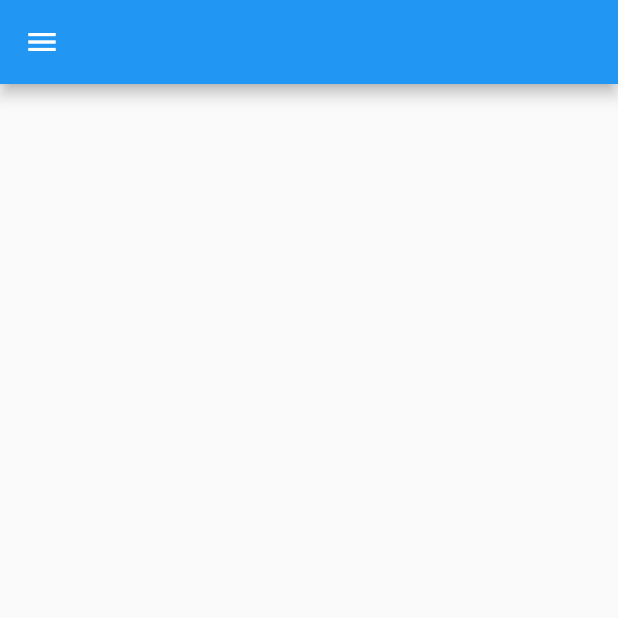
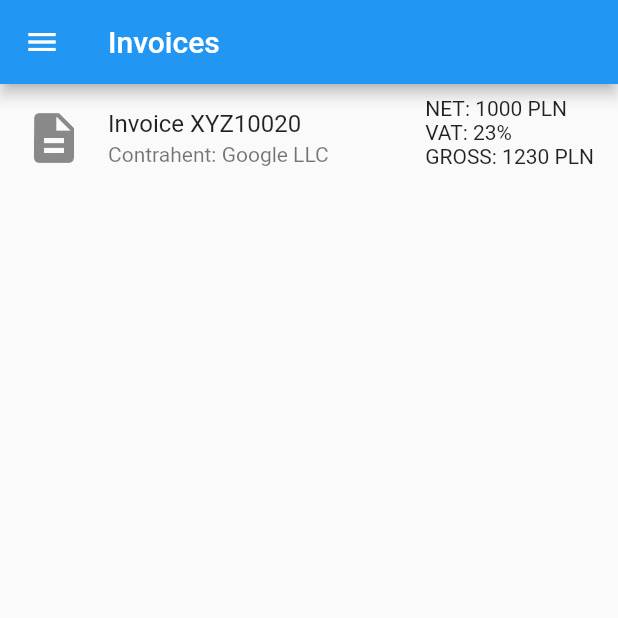
Before and after one commit to fildogan/my_invoices, a Flutter app: the screen it shows once a user with an empty profile is signed in, in the side drawer, after a tap on "List of invoices", on a phone screen of 412 x 824 dp, the top half of it. Run offline on Flutter 3.47's test engine with Material 2 defaults, Android fonts, the phone set to English and light mode, and no system bars; our stand-ins replace firebase_auth, firebase_core; missing offline and left inert: firebase_ui_auth; accounts and stored records are empty; generated files the repository leaves out were written again.

Commit message:
Add Invoice ListTile to InvoiceListPage

```diff
--- a/lib/features/invoice_list/invoice_list_page.dart
+++ b/lib/features/invoice_list/invoice_list_page.dart
@@ -8,10 +8,29 @@ class InvoiceListPage extends StatelessWidget {
   Widget build(BuildContext context) {
     return SafeArea(
       child: Scaffold(
-        appBar: AppBar(),
+        appBar: AppBar(
+          title: const Text('Invoices'),
+        ),
         drawer: const MenuDrawer(),
         body: ListView(
-          children: const [],
+          children: [
+            ListTile(
+              title: const Text('Invoice XYZ10020'),
+              subtitle: const Text('Contrahent: Google LLC'),
+              leading: const Icon(
+                Icons.description,
+                size: 40,
+              ),
+              trailing: Column(
+                crossAxisAlignment: CrossAxisAlignment.start,
+                children: const [
+                  Text('NET: 1000 PLN'),
+                  Text('VAT: 23%'),
+                  Text('GROSS: 1230 PLN'),
+                ],
+              ),
+            )
+          ],
         ),
       ),
     );
```
